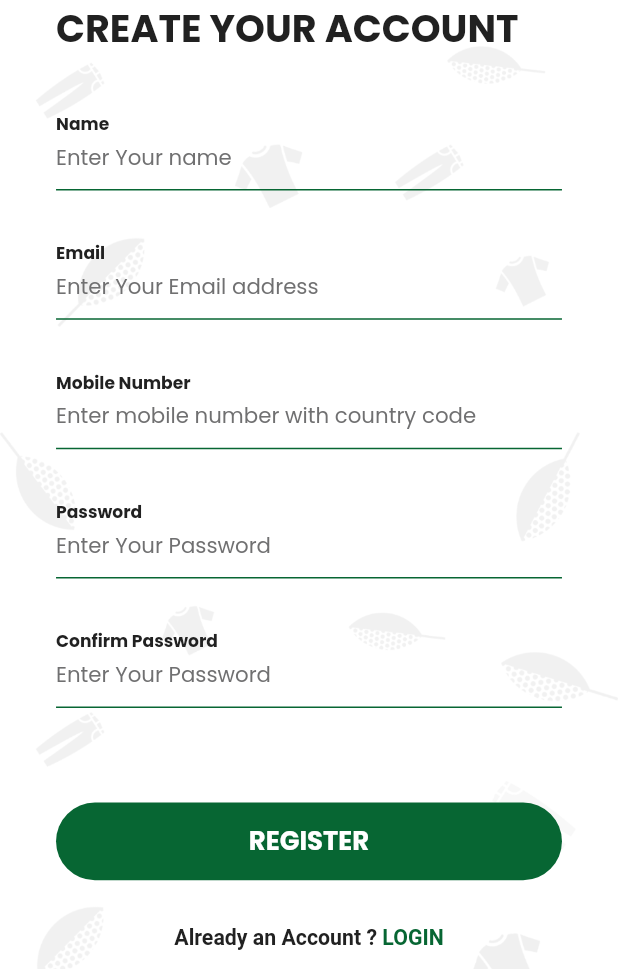
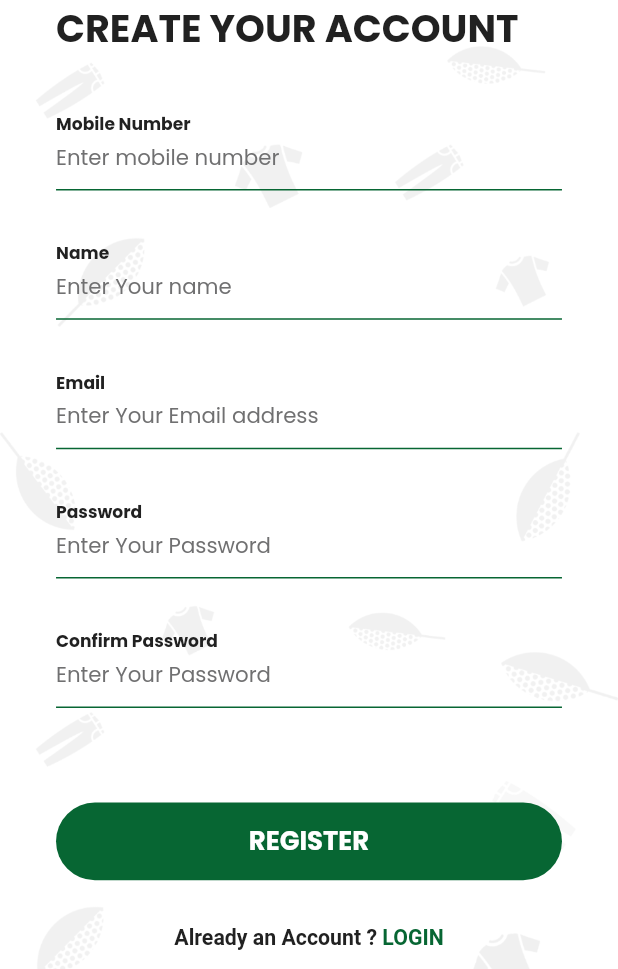
Before and after one commit to akjakjakj/laundry, a Flutter app: the RegistrationScreen screen opened by its route, on a phone screen of 412 x 824 dp, the part 267-1236 px from its top. Run offline on Flutter 3.47's test engine with Material 2 defaults, Android fonts, the phone set to English and light mode, and no system bars; our stand-ins replace cached_network_image, country_picker, either_dart, firebase_core, firebase_messaging, firebase_remote_config and 18 more; missing offline and left inert: flutter_paytabs_bridge, flutter_pdfview, flutter_polyline_points, pusher_channels_flutter, whatsapp_share; accounts and stored records are empty.

Commit message:
country flag picker

```diff
--- a/lib/views/authentication/view/registration_screen.dart
+++ b/lib/views/authentication/view/registration_screen.dart
@@ -1,7 +1,9 @@
+import 'package:country_picker/country_picker.dart';
 import 'package:flutter/gestures.dart';
 import 'package:flutter/material.dart';
 import 'package:flutter_screenutil/flutter_screenutil.dart';
 import 'package:laundry/common/extensions.dart';
+import 'package:laundry/common_widgets/common_functions.dart';
 import 'package:laundry/common_widgets/custom_button.dart';
 import 'package:laundry/common_widgets/custom_text_from_field.dart';
 import 'package:laundry/gen/assets.gen.dart';
@@ -105,6 +107,96 @@ class _RegistrationScreenState extends State<RegistrationScreen> {
                             color: ColorPalette.secondaryColor),
                       ),
                       40.verticalSpace,
+                      Row(
+                        children: [
+                          if (authProvider.checkAppFunctionStatus ?? false)
+                            Column(
+                              children: [
+                                GestureDetector(
+                                  onTap: () {
+                                    showCountryPicker(
+                                      context: context,
+                                      showPhoneCode: true,
+                                      countryListTheme: CountryListThemeData(
+                                          // Customize the popup height
+                                          bottomSheetHeight: 500
+                                              .h, // Set the desired height here
+                                          flagSize: 25,
+                                          backgroundColor: Colors.white,
+                                          textStyle: const TextStyle(
+                                              fontSize: 16,
+                                              color: Colors.black),
+                                          inputDecoration: InputDecoration(
+                                            labelText: 'Search Country',
+                                            hintText: 'Type to search',
+                                            contentPadding:
+                                                EdgeInsets.symmetric(
+                                              vertical:
+                                                  10.0, // Adjust height by changing vertical padding
+                                              horizontal: 15.w,
+                                            ),
+                                          )),
+                                      useSafeArea:
+                                          true, // Display the phone code next to the country name
+                                      onSelect: (Country country) =>
+                                          authProvider
+                                              .updateCountryData(country),
+                                    );
+                                  },
+                                  child: Container(
+                                    height: 40.r,
+                                    alignment: Alignment.center,
+                                    child: Row(
+                                      mainAxisAlignment:
+                                          MainAxisAlignment.center,
+                                      children: [
+                                        Text(
+                                          authProvider.selectedCountry
+                                              .flagEmoji, // Emoji flag
+                                          style: TextStyle(fontSize: 20.sp),
+                                        ),
+                                        5.horizontalSpace,
+                                        Text(
+                                          '+${authProvider.selectedCountry.phoneCode} ', // Emoji flag
+                                          style: TextStyle(fontSize: 13.sp),
+                                        ),
+                                        const Icon(Icons.arrow_drop_down),
+                                        5.horizontalSpace
+                                      ],
+                                    ),
+                                  ),
+                                ),
+                              ],
+                            ),
+                          Expanded(
+                            child: CustomTextField(
+                                controller: authProvider
+                                    .registrationMobileNumberController,
+                                focusNode:
+                                    authProvider.registerMobileNumberFocusNode,
+                                labelText: 'Mobile Number',
+                                hintText: 'Enter mobile number',
+                                maxLength: 12,
+                                textInputType: TextInputType.number,
+                                // prefix: Text('+971',
+                                //     style: FontPalette.poppinsRegular.copyWith(
+                                //       color: ColorPalette.hintColor,
+                                //     )),
+                                // prefix: Padding(
+                                //   padding: const EdgeInsets.only(right: 8.0),
+                                //   child: Text('+971',
+                                //       style: FontPalette.poppinsRegular.copyWith(
+                                //         color: ColorPalette.hintColor,
+                                //       )),
+                                // ),
+                                validator: (value) => validator.validateMobile(
+                                    context, value, maxLength: 15),
+                                textInputFormatter: validator.inputFormatter(
+                                    InputFormatType.phoneNumber)),
+                          ),
+                        ],
+                      ),
+                      35.verticalSpace,
                       CustomTextField(
                         controller: authProvider.registrationNameController,
                         labelText: 'Name',
@@ -120,30 +212,6 @@ class _RegistrationScreenState extends State<RegistrationScreen> {
                         validator: (value) =>
                             validator.validateEmail(context, value),
                       ),
-                      35.verticalSpace,
-                      CustomTextField(
-                          controller:
-                              authProvider.registrationMobileNumberController,
-                          focusNode: authProvider.registerMobileNumberFocusNode,
-                          labelText: 'Mobile Number',
-                          hintText: 'Enter mobile number with country code',
-                          maxLength: 12,
-                          textInputType: TextInputType.number,
-                          // prefix: Text('+971',
-                          //     style: FontPalette.poppinsRegular.copyWith(
-                          //       color: ColorPalette.hintColor,
-                          //     )),
-                          // prefix: Padding(
-                          //   padding: const EdgeInsets.only(right: 8.0),
-                          //   child: Text('+971',
-                          //       style: FontPalette.poppinsRegular.copyWith(
-                          //         color: ColorPalette.hintColor,
-                          //       )),
-                          // ),
-                          validator: (value) => validator.validateMobile(
-                              context, value, maxLength: 15),
-                          textInputFormatter: validator
-                              .inputFormatter(InputFormatType.phoneNumber)),
                       35.verticalSpace,
                       CustomTextField(
                         controller: authProvider.registrationPasswordController,
--- a/lib/views/authentication/view_model/auth_view_model.dart
+++ b/lib/views/authentication/view_model/auth_view_model.dart
@@ -1,3 +1,4 @@
+import 'package:country_picker/country_picker.dart';
 import 'package:either_dart/either.dart';
 import 'package:flutter/cupertino.dart';
 import 'package:laundry/services/api_reponse.dart';
@@ -24,6 +25,21 @@ class AuthProvider extends ChangeNotifier with ProviderHelperClass {
   UserData? userData;
   PosUserData? posUserData;
   String? errorMessage;
+
+  bool? checkAppFunctionStatus;
+
+  Country selectedCountry = Country(
+    phoneCode: '971',
+    countryCode: 'AE',
+    e164Key: '971-AE',
+    name: 'United Arab Emirates',
+    e164Sc: 0,
+    geographic: true,
+    level: 0,
+    example: '',
+    displayName: '',
+    displayNameNoCountryCode: '',
+  );
 
   TextEditingController loginEmailController = TextEditingController();
   TextEditingController loginPasswordController = TextEditingController();
@@ -110,7 +126,7 @@ class AuthProvider extends ChangeNotifier with ProviderHelperClass {
                 name: registrationNameController.text.trim(),
                 deviceToken: deviceToken,
                 mobileNumber:
-                    '+${registrationMobileNumberController.text.trim()}');
+                    '+${selectedCountry.phoneCode}${registrationMobileNumberController.text.trim()}');
         resp = registrationRepo
             .register(registrationRequestModel)
             .thenRight((right) async {
@@ -268,8 +284,33 @@ class AuthProvider extends ChangeNotifier with ProviderHelperClass {
     }
   }
 
+  Future<void> checkAppFunction() async {
+    final network = await helpers.isInternetAvailable();
+    if (network) {
+      try {
+        registrationRepo.appFunctionCheck().fold((left) => null, (right) {
+          checkAppFunctionStatus = right.flag;
+        });
+      } catch (e) {
+        updateErrorMessage('Oops..! Something went wrong');
+        updateBtnLoaderState(false);
+        //'Login $e'.log(name: 'LoginProvider');
+        updateLoadState(LoaderState.error);
+      }
+    } else {
+      helpers
+          .errorToast('Network Error... Please check your internet connection');
+    }
+    notifyListeners();
+  }
+
   void updateErrorMessage(String? msg) {
     errorMessage = msg;
+    notifyListeners();
+  }
+
+  void updateCountryData(Country country) {
+    selectedCountry = country;
     notifyListeners();
   }
 
--- a/lib/views/splash/view/splash_screen.dart
+++ b/lib/views/splash/view/splash_screen.dart
@@ -6,6 +6,8 @@ import 'package:laundry/gen/assets.gen.dart';
 import 'package:laundry/services/get_it.dart';
 import 'package:laundry/services/route_generator.dart';
 import 'package:laundry/services/shared_preference_helper.dart';
+import 'package:laundry/views/authentication/view_model/auth_view_model.dart';
+import 'package:provider/provider.dart';
 import 'package:video_player/video_player.dart';
 
 class SplashScreen extends StatefulWidget {
@@ -57,6 +59,7 @@ class _SplashScreenState extends State<SplashScreen> {
   void initState() {
     super.initState();
     _fetchRemoteConfig();
+    context.read<AuthProvider>().checkAppFunction();
     Future.delayed(
       const Duration(seconds: 4),
       () {
--- a/pubspec.yaml
+++ b/pubspec.yaml
@@ -16,7 +16,7 @@ publish_to: 'none' # Remove this line if you wish to publish to pub.dev
 # https://developer.apple.com/library/archive/documentation/General/Reference/InfoPlistKeyReference/Articles/CoreFoundationKeys.html
 # In Windows, build-name is used as the major, minor, and patch parts
 # of the product and file versions while build-number is used as the build suffix.
-version: 1.2.6+10213
+version: 1.2.6+10214
 
 environment:
   sdk: '>=3.0.6 <4.0.0'
@@ -74,6 +74,7 @@ dependencies:
   flutter_polyline_points: ^2.0.0
   pusher_channels_flutter: ^2.2.1
   flutter_cache_manager: ^3.3.1
+  country_picker: ^2.0.21
 
 
 
```
Also changed, not shown: lib/views/authentication/model/user_model.dart (+10 -0 lines), lib/views/authentication/repo/registration_repo.dart (+11 -0 lines), pubspec.lock.
